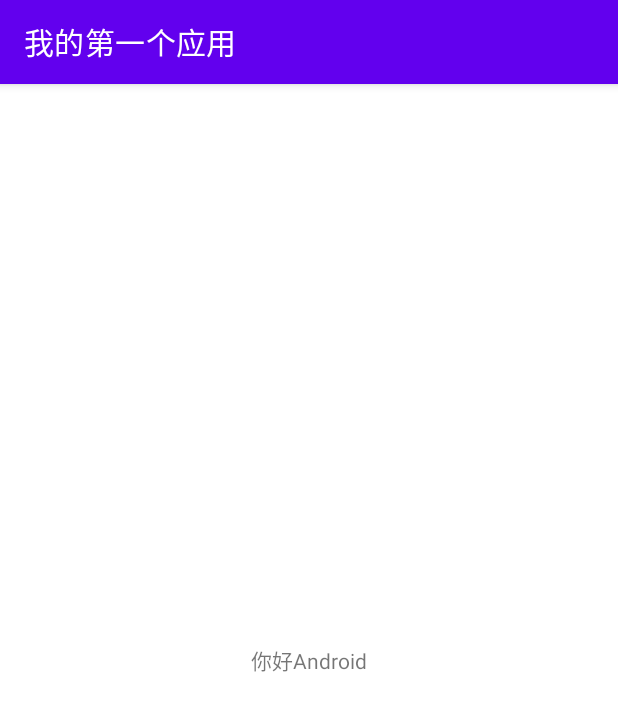
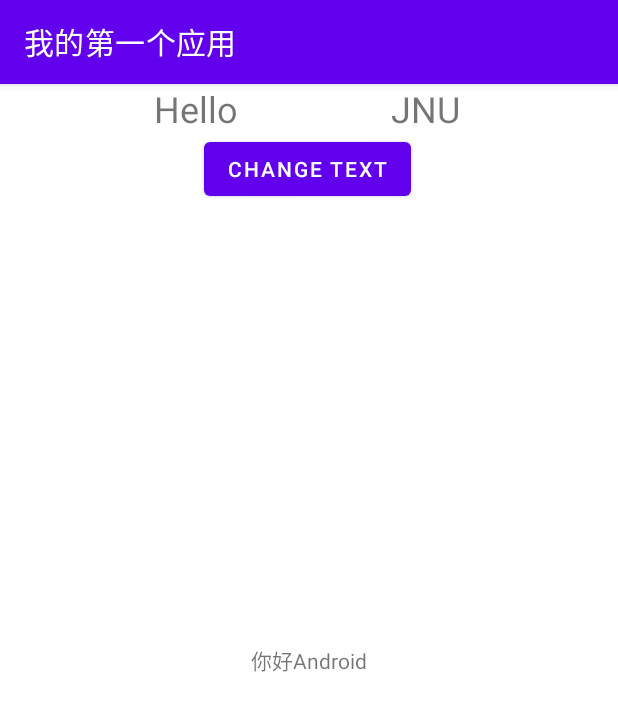
Before and after one commit to Josh0618/PlayTask097, an Android app: the screen it shows after launch (MainActivity2), on a phone screen of 412 x 824 dp. Shown: the top 711 px of the screen. Run offline under Robolectric (Android 15) with nearby library versions, the phone set to English and light mode, and no system bars.

Commit message:
git add . git commit -m "添加了MainActivity2和设置TextView文本" git push origin master

```diff
--- a/app/src/main/java/com/jnu/student/MainActivity2.java
+++ b/app/src/main/java/com/jnu/student/MainActivity2.java
@@ -2,12 +2,16 @@ package com.jnu.student;
 
 import androidx.appcompat.app.AppCompatActivity;
 
+import android.app.AlertDialog;
 import android.os.Bundle;
 
+import android.view.View;
 import android.widget.TextView;
+import android.widget.Toast;
 
 public class MainActivity2 extends AppCompatActivity {
-
+    private TextView textView;
+    private TextView textView2;
     @Override
     protected void onCreate(Bundle savedInstanceState) {
         super.onCreate(savedInstanceState);
@@ -19,5 +23,24 @@ public class MainActivity2 extends AppCompatActivity {
         // 通过资源名称获取字符串资源并设置给TextView
         String greeting = getResources().getString(R.string.hello_andriod);
         helloTextView.setText(greeting);
+        textView = findViewById(R.id.textView);
+        textView2 = findViewById(R.id.textView2);
+    }
+    public void swapText(View view) {
+        String text1 = textView.getText().toString();
+        String text2 = textView2.getText().toString();
+
+        textView.setText(text2);
+        textView2.setText(text1);
+
+        // 显示Toast
+        Toast.makeText(this, "交换成功", Toast.LENGTH_SHORT).show();
+
+        // 显示AlertDialog
+        new AlertDialog.Builder(this)
+                .setTitle("交换成功")
+                .setMessage("文本已成功交换")
+                .setPositiveButton("确定", null)
+                .show();
     }
 }
--- a/app/src/main/res/layout/activity_main.xml
+++ b/app/src/main/res/layout/activity_main.xml
@@ -14,5 +14,49 @@
         app:layout_constraintBottom_toBottomOf="parent"
         app:layout_constraintEnd_toEndOf="parent"
         app:layout_constraintStart_toStartOf="parent"
-        app:layout_constraintTop_toTopOf="parent" />
+        app:layout_constraintTop_toTopOf="parent"
+        tools:ignore="VisualLintOverlap" />
+
+    <androidx.constraintlayout.widget.ConstraintLayout
+        android:layout_width="409dp"
+        android:layout_height="353dp"
+        tools:ignore="MissingConstraints,VisualLintBounds"
+        tools:layout_editor_absoluteX="1dp"
+        tools:layout_editor_absoluteY="2dp">
+
+
+        <TextView
+            android:id="@+id/textView"
+            android:layout_width="wrap_content"
+            android:layout_height="wrap_content"
+            android:text="@string/hello"
+            android:textSize="24sp"
+            app:layout_constraintBottom_toTopOf="@+id/button"
+            app:layout_constraintEnd_toStartOf="@+id/textView2"
+            app:layout_constraintStart_toStartOf="parent"
+            app:layout_constraintTop_toTopOf="parent" />
+
+        <TextView
+            android:id="@+id/textView2"
+            android:layout_width="wrap_content"
+            android:layout_height="wrap_content"
+            android:text="@string/jnu"
+            android:textSize="24sp"
+            app:layout_constraintBottom_toTopOf="@+id/button"
+            app:layout_constraintEnd_toEndOf="parent"
+            app:layout_constraintStart_toEndOf="@+id/textView"
+            app:layout_constraintTop_toTopOf="parent" />
+
+        <Button
+            android:id="@+id/button"
+            android:layout_width="wrap_content"
+            android:layout_height="wrap_content"
+            android:onClick="swapText"
+            android:text="@string/change_text"
+            app:layout_constraintEnd_toEndOf="parent"
+            app:layout_constraintStart_toStartOf="parent"
+            app:layout_constraintTop_toBottomOf="@+id/textView"
+            tools:ignore="UsingOnClickInXml" />
+
+    </androidx.constraintlayout.widget.ConstraintLayout>
 </androidx.constraintlayout.widget.ConstraintLayout>
--- a/app/src/main/res/values/strings.xml
+++ b/app/src/main/res/values/strings.xml
@@ -2,4 +2,7 @@
     <string name="app_name">我的第一个应用</string>
     <string name="title_activity_main">MainActivity</string>
     <string name="hello_andriod">你好Android</string>
+    <string name="hello">Hello</string>
+    <string name="jnu">JNU</string>
+    <string name="change_text">change text</string>
 </resources>
```
